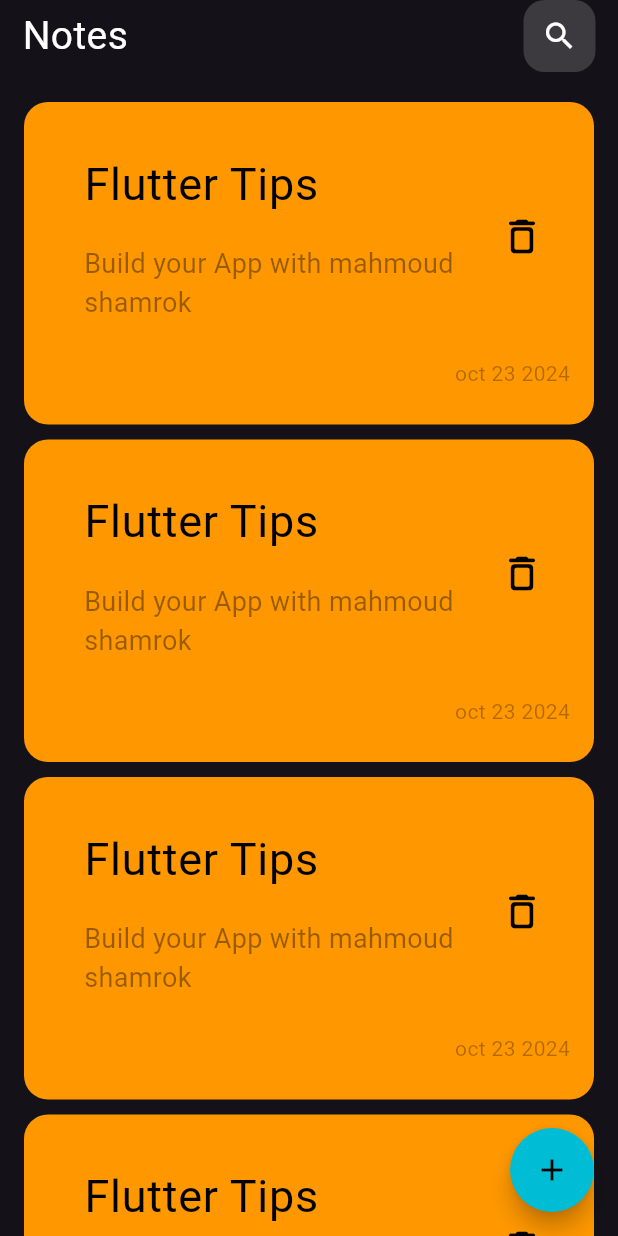
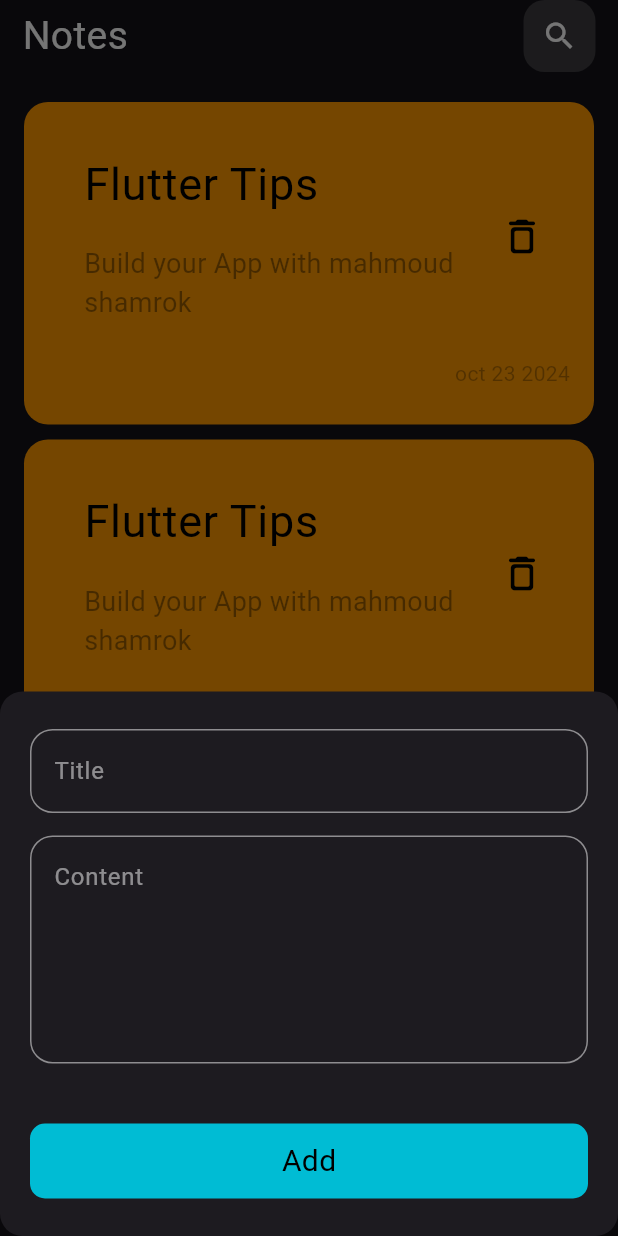
Before and after one commit to Mahmoud4456/note-app, a Flutter app: the screen it shows after launch, after a tap on the "add" icon, on a phone screen of 412 x 824 dp. Run offline on Flutter 3.47's test engine with Material 3 defaults, Android fonts, the phone set to English and light mode, and no system bars.

Commit message:
add bottom sheet & custom text field

```diff
--- a/lib/views/home_view.dart
+++ b/lib/views/home_view.dart
@@ -1,5 +1,6 @@
 import 'package:flutter/material.dart';
 
+import '../widgets/custom_bottom_sheet.dart';
 import '../widgets/home_view_body.dart';
 
 class HomeView extends StatelessWidget {
@@ -8,12 +9,21 @@ class HomeView extends StatelessWidget {
   @override
   Widget build(BuildContext context) {
     return  Scaffold(
-      body: const HomeViewBody(),
-      floatingActionButton:  FloatingActionButton(onPressed: (){} ,
+      floatingActionButton:  FloatingActionButton(onPressed: (){
+        showModalBottomSheet(
+          context: context,
+            builder: (context) => const CustomBottomSheet(),
+            shape: RoundedRectangleBorder(
+              borderRadius: BorderRadius.circular(15),
+            )
+        );
+      } ,
         backgroundColor: Colors.cyan ,
         shape: const CircleBorder(),
         child: const Icon(Icons.add, color: Colors.black,),
       ),
+      body: const HomeViewBody(),
+
     );
   }
 }
--- /dev/null
+++ b/lib/widgets/custom_bottom_sheet.dart
@@ -0,0 +1,42 @@
+import 'package:flutter/material.dart';
+
+import 'custom_text_field.dart';
+
+class CustomBottomSheet extends StatelessWidget {
+  const CustomBottomSheet({super.key});
+
+  @override
+  Widget build(BuildContext context) {
+    return  Padding(
+      padding:  const EdgeInsets.symmetric(horizontal: 20, vertical: 25),
+      child: SingleChildScrollView(
+        child: Column(
+          children: [
+          const CustomTextField(hintText: "Title",),
+            const SizedBox(height: 15,),
+            const CustomTextField(hintText: "Content", maxLine: 5,),
+            const SizedBox(
+              height: 40,
+            ),
+            Container(
+              height: 50,
+              width: double.infinity,
+              decoration:  BoxDecoration(
+                color: Colors.cyan,
+                borderRadius: BorderRadius.circular(10)
+              ),
+              child: const Center(
+                child: Text("Add" ,
+                  style: TextStyle(
+                    color: Colors.black,
+                 fontSize: 20 ,
+                ),
+                ),
+              ),
+            ),
+          ],
+        ),
+      ),
+    );
+  }
+}
--- /dev/null
+++ b/lib/widgets/custom_text_field.dart
@@ -0,0 +1,32 @@
+
+import 'package:flutter/material.dart';
+
+class CustomTextField extends StatelessWidget {
+  const CustomTextField({required this.hintText,super.key, this.maxLine = 1,});
+    final int maxLine ;
+    final String hintText ;
+  @override
+  Widget build(BuildContext context) {
+    return TextField(
+      maxLines: maxLine,
+      cursorColor: Colors.cyan,
+      decoration:InputDecoration(
+        enabledBorder: buildBorder(),
+        focusedBorder: buildBorder(Colors.cyan) ,
+        border: buildBorder(),
+        hintText: hintText,
+        hintStyle:TextStyle(
+          color: Colors.white.withOpacity(.5),
+        ) ,
+      ),
+    ) ;
+  }
+  OutlineInputBorder buildBorder( [Color? color]) {
+    return OutlineInputBorder(
+      borderSide:  BorderSide(
+          color: color ?? Colors.white.withOpacity(.5)
+      ),
+      borderRadius: BorderRadius.circular(15),
+    );
+  }
+}
--- a/lib/widgets/home_view_body.dart
+++ b/lib/widgets/home_view_body.dart
@@ -17,7 +17,7 @@ class HomeViewBody extends StatelessWidget {
             child: CustomAppBar(),
           ),
           SizedBox(height: 15,),
-          Expanded(child: CustomNoteListView())
+          Expanded(child: CustomNoteListView()),
         ],
       ),
     );
```
